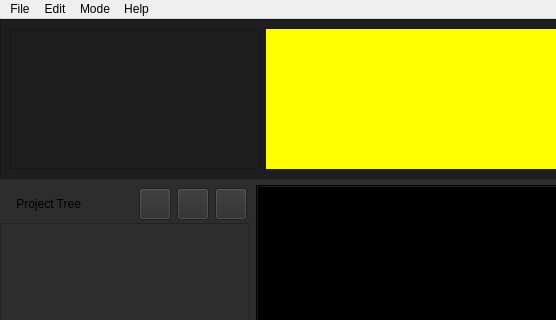
Above: form.ui from Meliani-Mehdi/Graphite_QT before the change; both pictures show x 0 to 556 and y 0 to 320 of the 1200 by 673 pixel window. Below: the same form after it.
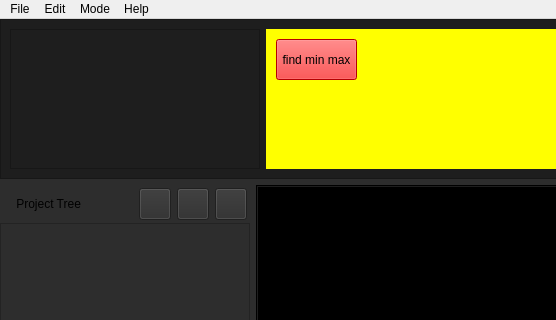
That is the form after the change. The open tabs and pages were chosen to show the change. Icons and pictures are not drawn.

Commit message: min max and chimie added and i will fix the ui and the find minmax button place after or we discuss it

```diff
--- a/form.ui
+++ b/form.ui
@@ -113,6 +113,22 @@
             <property name="styleSheet">
              <string notr="true">background-color:rgb(255, 255, 0)</string>
             </property>
+            <widget class="QPushButton" name="min_max">
+             <property name="geometry">
+              <rect>
+               <x>10</x>
+               <y>10</y>
+               <width>81</width>
+               <height>41</height>
+              </rect>
+             </property>
+             <property name="styleSheet">
+              <string notr="true">background-color: rgb(255, 0, 0)</string>
+             </property>
+             <property name="text">
+              <string>find min max</string>
+             </property>
+            </widget>
            </widget>
           </widget>
          </item>
```
Left out of the diff: 20 changed lines with no effect on the pictures. The commit also changes 2 other files.
